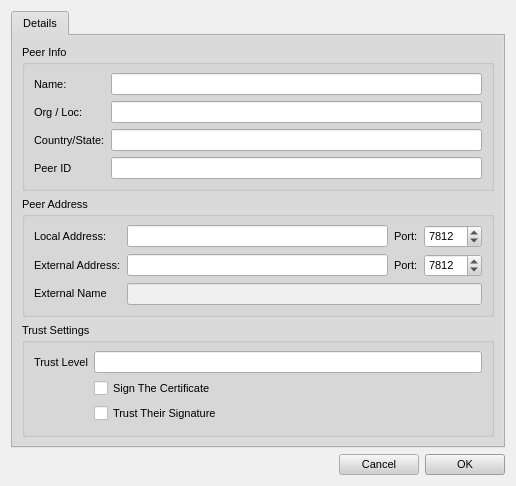
Qt form retroshare-gui/src/gui/connect/ConfCertDialog.ui (RetroShare/RetroShare) before a commit.
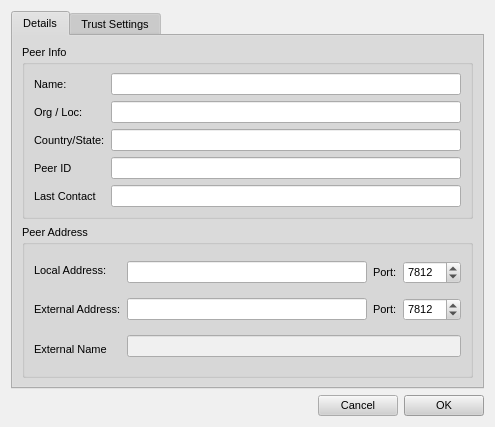
The same form after that commit. Icons and pictures are not drawn.

Commit message: * added second tab in Peer Details for Trust Settings * added Last Contact info to Peer Details

```diff
--- a/retroshare-gui/src/gui/connect/ConfCertDialog.ui
+++ b/retroshare-gui/src/gui/connect/ConfCertDialog.ui
@@ -5,8 +5,8 @@
    <rect>
     <x>0</x>
     <y>0</y>
-    <width>516</width>
-    <height>472</height>
+    <width>491</width>
+    <height>427</height>
    </rect>
   </property>
   <property name="sizePolicy" >
@@ -580,6 +580,20 @@
             </property>
            </widget>
           </item>
+          <item row="4" column="0" >
+           <widget class="QLabel" name="label_7" >
+            <property name="text" >
+             <string>Last Contact</string>
+            </property>
+           </widget>
+          </item>
+          <item row="4" column="1" >
+           <widget class="QLineEdit" name="lastcontact" >
+            <property name="readOnly" >
+             <bool>true</bool>
+            </property>
+           </widget>
+          </item>
          </layout>
         </widget>
        </item>
@@ -729,7 +743,14 @@
          </layout>
         </widget>
        </item>
-       <item row="2" column="0" >
+      </layout>
+     </widget>
+     <widget class="QWidget" name="tab" >
+      <attribute name="title" >
+       <string>Trust Settings</string>
+      </attribute>
+      <layout class="QGridLayout" >
+       <item row="0" column="0" >
         <widget class="QGroupBox" name="groupBox_3" >
          <property name="title" >
           <string>Trust Settings</string>
@@ -766,6 +787,19 @@
          </layout>
         </widget>
        </item>
+       <item row="1" column="0" >
+        <spacer>
+         <property name="orientation" >
+          <enum>Qt::Vertical</enum>
+         </property>
+         <property name="sizeHint" >
+          <size>
+           <width>451</width>
+           <height>131</height>
+          </size>
+         </property>
+        </spacer>
+       </item>
       </layout>
      </widget>
     </widget>
```
Left out of the diff: 3 changed lines with no effect on the pictures. The commit also changes 1 other file.
